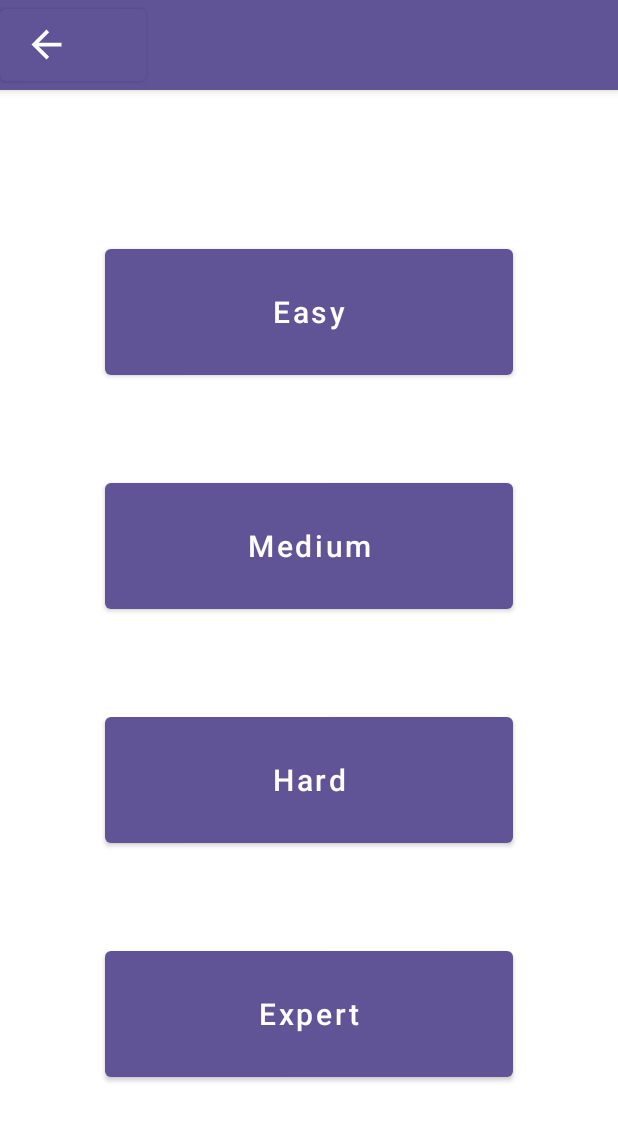
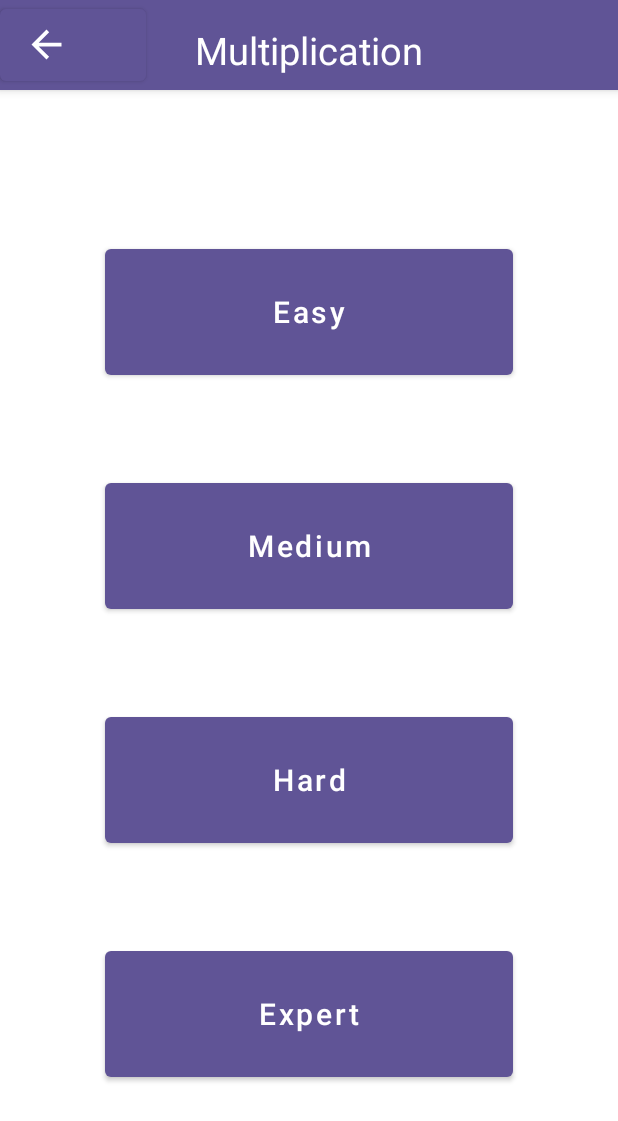
Before and after one commit to suatkkrer/MathAppKotlin, an Android app: the screen it shows after launch (DifficultyActivity), after a tap on "Multiplication", on a phone screen of 412 x 824 dp. Shown: the top 1121 px of the screen. Run offline under Robolectric (Android 15) with nearby library versions, the phone set to English and light mode, and no system bars.

Commit message:
title added

```diff
--- a/app/src/main/java/com/suatkkrer/mathappkotlin/DifficultyActivity.kt
+++ b/app/src/main/java/com/suatkkrer/mathappkotlin/DifficultyActivity.kt
@@ -7,11 +7,13 @@ import android.view.View
 import android.view.WindowManager
 import android.widget.Toast
 import androidx.appcompat.app.AppCompatActivity
+import kotlinx.android.synthetic.main.activity_difficulty.*
 import kotlinx.android.synthetic.main.activity_test.*
 
 class DifficultyActivity : AppCompatActivity() {
 
     var math: String? = null
+    var diff: String? = null
 
     override fun onCreate(savedInstanceState: Bundle?) {
         super.onCreate(savedInstanceState)
@@ -25,7 +27,9 @@ class DifficultyActivity : AppCompatActivity() {
         setSupportActionBar(toolbar)
 
         math = intent.getStringExtra("Math")
+        diff = intent.getStringExtra("difficulty")
 
+        difficultyText.text = diff
 
     }
 
--- a/app/src/main/java/com/suatkkrer/mathappkotlin/MainActivity.kt
+++ b/app/src/main/java/com/suatkkrer/mathappkotlin/MainActivity.kt
@@ -23,6 +23,7 @@ class MainActivity : AppCompatActivity() {
 
         val intent = Intent(this, DifficultyActivity::class.java).apply {
             putExtra("Math","Addition")
+            putExtra("difficulty","Addition")
         }
         startActivity(intent)
     }
@@ -32,6 +33,7 @@ class MainActivity : AppCompatActivity() {
 
         val intent = Intent(this, DifficultyActivity::class.java).apply {
             putExtra("Math","Subtraction")
+            putExtra("difficulty","Subtraction")
         }
         startActivity(intent)
     }
@@ -41,6 +43,7 @@ class MainActivity : AppCompatActivity() {
 
         val intent = Intent(this, DifficultyActivity::class.java).apply {
             putExtra("Math","Multiplication")
+            putExtra("difficulty","Multiplication")
         }
         startActivity(intent)
     }
@@ -50,6 +53,7 @@ class MainActivity : AppCompatActivity() {
 
         val intent = Intent(this, DifficultyActivity::class.java).apply {
             putExtra("Math","Division")
+            putExtra("difficulty","Division")
         }
         startActivity(intent)
     }
@@ -59,6 +63,7 @@ class MainActivity : AppCompatActivity() {
 
         val intent = Intent(this, DifficultyActivity::class.java).apply {
             putExtra("Math","Mixed")
+            putExtra("difficulty","Mixed")
         }
         startActivity(intent)
     }
--- a/app/src/main/res/layout/activity_difficulty.xml
+++ b/app/src/main/res/layout/activity_difficulty.xml
@@ -20,17 +20,32 @@
             android:layout_width="match_parent"
             android:layout_height="match_parent">
 
+
             <androidx.appcompat.widget.Toolbar
                 android:id="@+id/toolbarDiff"
                 android:layout_width="match_parent"
                 android:layout_height="wrap_content"
+                android:layout_marginTop="4dp"
                 android:background="?attr/colorPrimary"
                 android:minHeight="?attr/actionBarSize"
                 android:theme="?attr/actionBarTheme"
                 app:layout_constraintEnd_toEndOf="parent"
+                app:layout_constraintHorizontal_bias="1.0"
                 app:layout_constraintStart_toStartOf="parent"
                 app:layout_constraintTop_toTopOf="parent"
                 app:title=" " />
+
+            <TextView
+                android:layout_width="wrap_content"
+                android:layout_height="wrap_content"
+                android:layout_marginTop="16dp"
+                android:text="Difficulty"
+                android:textColor="@color/white"
+                android:textSize="25sp"
+                android:id="@+id/difficultyText"
+                app:layout_constraintEnd_toEndOf="parent"
+                app:layout_constraintStart_toStartOf="@+id/toolbarDiff"
+                app:layout_constraintTop_toTopOf="parent" />
 
             <Button
                 android:id="@+id/backButtonDiff"
```
